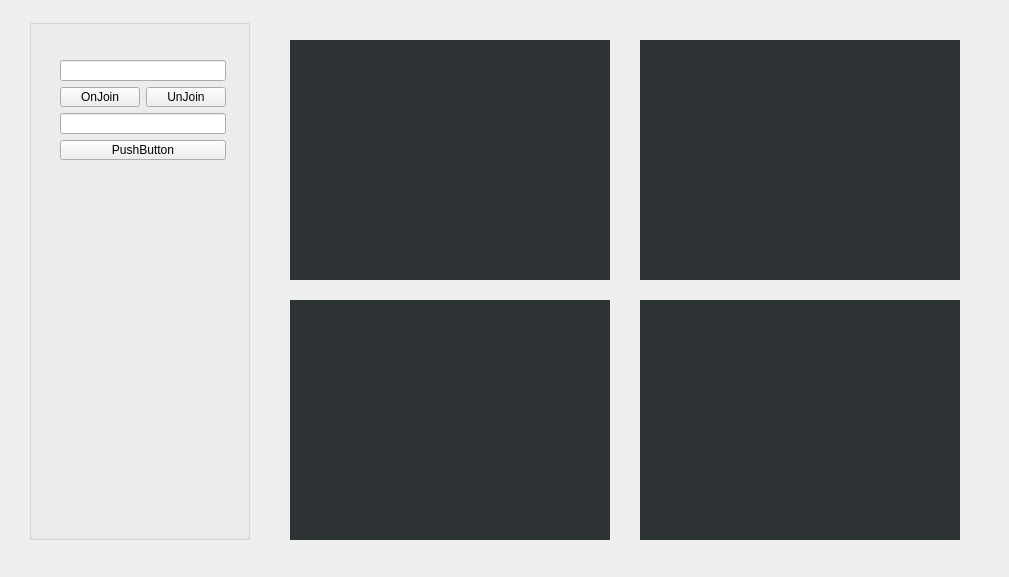
ShifengJin/UbuntuWebrtcDemo, file MainWindow.ui: the form before one commit.
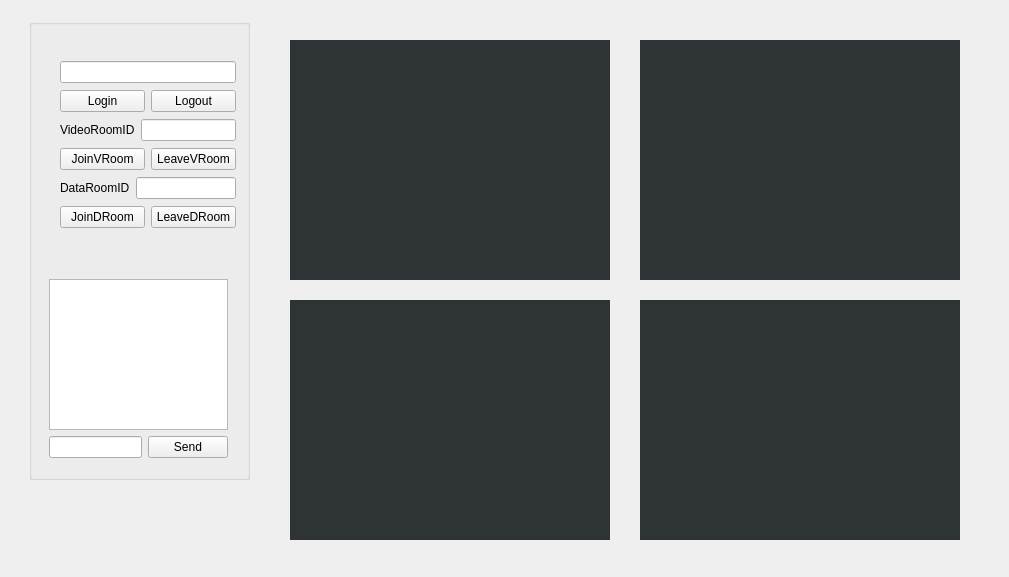
The form after the commit. Custom widgets are drawn as their Qt base class.

Patch:
```diff
--- a/MainWindow.ui
+++ b/MainWindow.ui
@@ -20,7 +20,7 @@
       <x>29</x>
       <y>19</y>
       <width>221</width>
-      <height>521</height>
+      <height>461</height>
      </rect>
     </property>
     <property name="title">
@@ -31,27 +31,59 @@
       <rect>
        <x>20</x>
        <y>30</y>
-       <width>188</width>
-       <height>122</height>
+       <width>198</width>
+       <height>196</height>
       </rect>
      </property>
      <layout class="QVBoxLayout" name="verticalLayout">
       <item>
        <widget class="QLineEdit" name="Url_LE"/>
       </item>
+      <item>
+       <layout class="QHBoxLayout" name="horizontalLayout_6">
+        <item>
+         <widget class="QPushButton" name="Login_PB">
+          <property name="text">
+           <string>Login</string>
+          </property>
+         </widget>
+        </item>
+        <item>
+         <widget class="QPushButton" name="Logout_PB">
+          <property name="text">
+           <string>Logout</string>
+          </property>
+         </widget>
+        </item>
+       </layout>
+      </item>
+      <item>
+       <layout class="QHBoxLayout" name="horizontalLayout_2">
+        <item>
+         <widget class="QLabel" name="VideoRoomID_LB">
+          <property name="text">
+           <string>VideoRoomID</string>
+          </property>
+         </widget>
+        </item>
+        <item>
+         <widget class="QLineEdit" name="VideoRoomID_LE"/>
+        </item>
+       </layout>
+      </item>
       <item>
        <layout class="QHBoxLayout" name="horizontalLayout">
         <item>
          <widget class="QPushButton" name="OnJoin_PB">
           <property name="text">
-           <string>OnJoin</string>
+           <string>JoinVRoom</string>
           </property>
          </widget>
         </item>
         <item>
          <widget class="QPushButton" name="UnJoin_PB">
           <property name="text">
-           <string comment="UnJoin" extracomment="UnJoin">UnJoin</string>
+           <string comment="UnJoin" extracomment="UnJoin">LeaveVRoom</string>
           </property>
           <property name="autoDefault">
            <bool>false</bool>
@@ -61,14 +93,65 @@
        </layout>
       </item>
       <item>
-       <widget class="QLineEdit" name="Message_LE"/>
+       <layout class="QHBoxLayout" name="horizontalLayout_3">
+        <item>
+         <widget class="QLabel" name="DataRoomID_LB">
+          <property name="text">
+           <string>DataRoomID</string>
+          </property>
+         </widget>
+        </item>
+        <item>
+         <widget class="QLineEdit" name="DataRoomID_LE"/>
+        </item>
+       </layout>
       </item>
       <item>
-       <widget class="QPushButton" name="SendMessage_PB">
-        <property name="text">
-         <string>PushButton</string>
-        </property>
-       </widget>
+       <layout class="QHBoxLayout" name="horizontalLayout_4">
+        <item>
+         <widget class="QPushButton" name="JoinDRoom_PB">
+          <property name="text">
+           <string>JoinDRoom</string>
+          </property>
+         </widget>
+        </item>
+        <item>
+         <widget class="QPushButton" name="LeaveDRoom_PB">
+          <property name="text">
+           <string>LeaveDRoom</string>
+          </property>
+         </widget>
+        </item>
+       </layout>
+      </item>
+     </layout>
+    </widget>
+    <widget class="QWidget" name="verticalLayoutWidget_2">
+     <property name="geometry">
+      <rect>
+       <x>9</x>
+       <y>249</y>
+       <width>201</width>
+       <height>201</height>
+      </rect>
+     </property>
+     <layout class="QVBoxLayout" name="verticalLayout_2">
+      <item>
+       <widget class="QTextEdit" name="Message_TE"/>
+      </item>
+      <item>
+       <layout class="QHBoxLayout" name="horizontalLayout_5">
+        <item>
+         <widget class="QLineEdit" name="SendMessage_LE"/>
+        </item>
+        <item>
+         <widget class="QPushButton" name="Send_PB">
+          <property name="text">
+           <string>Send</string>
+          </property>
+         </widget>
+        </item>
+       </layout>
       </item>
      </layout>
     </widget>
```
Left out of the diff: 4 changed lines with no effect on the pictures.
